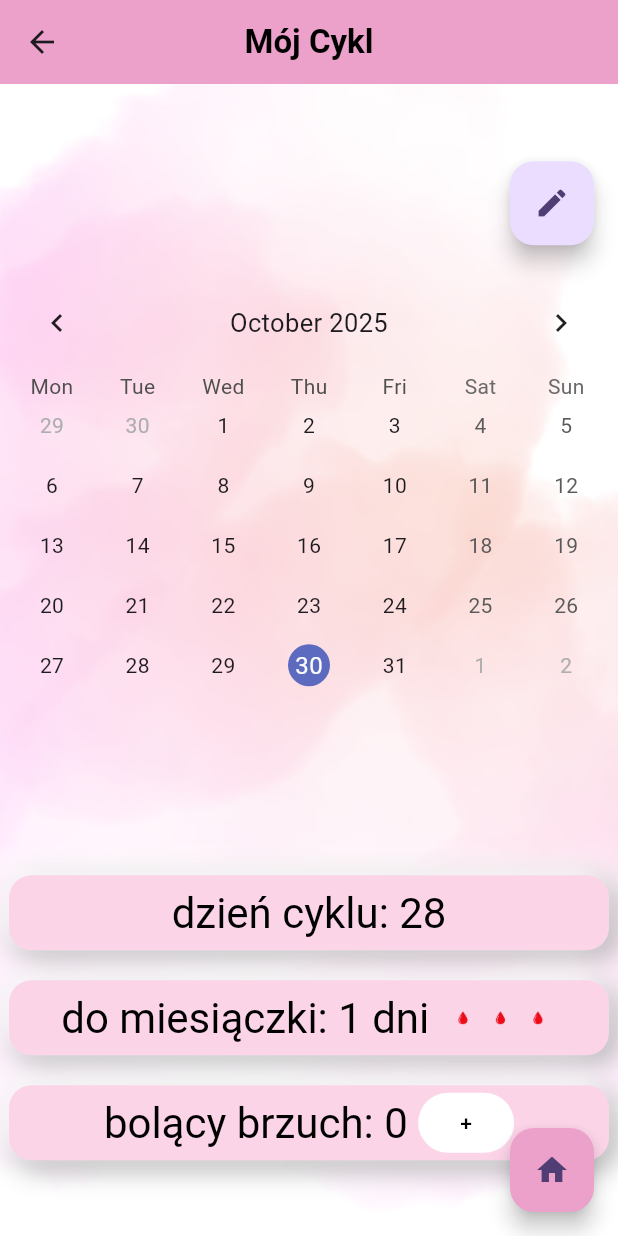
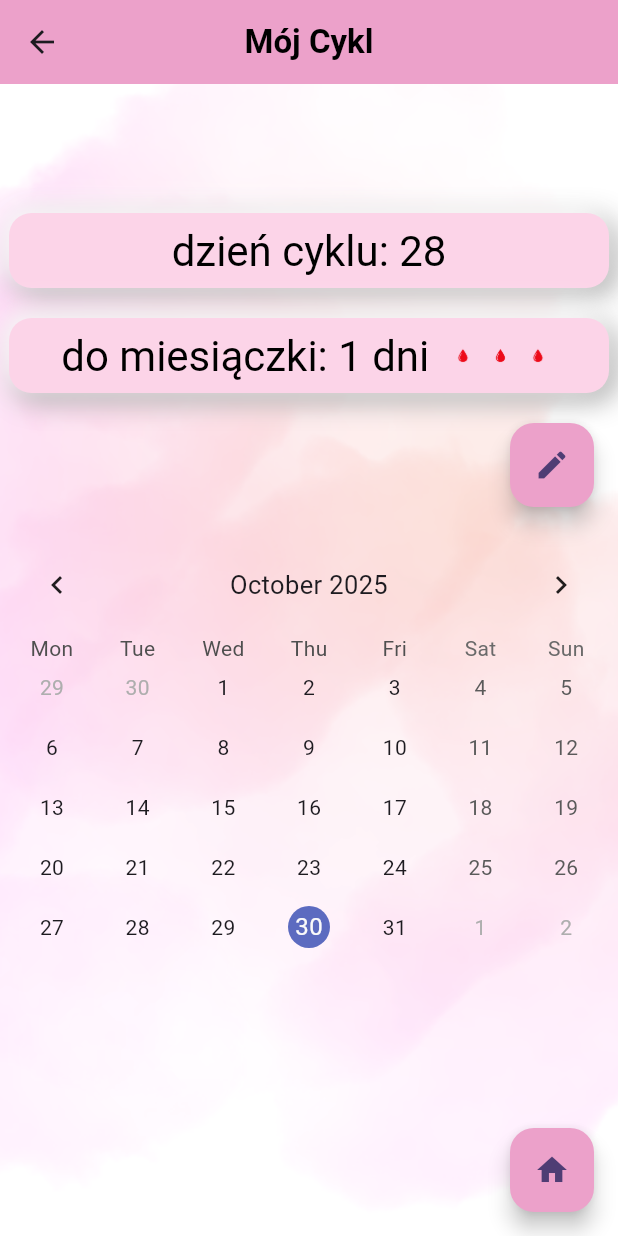
Before and after one commit to n-turowska/smartring_demo, a Flutter app: the Cykl screen opened by its route, on a phone screen of 412 x 824 dp. Run offline on Flutter 3.47's test engine with Material 3 defaults, Android fonts, the phone set to English and light mode, and no system bars; drawn by our look-alikes of table_calendar; our stand-ins replace fl_chart.

Commit message:
przelozenie containerow na gore i usuniecie bolacego brzucha

```diff
--- a/lib/ekrany/cykl.dart
+++ b/lib/ekrany/cykl.dart
@@ -17,10 +17,11 @@ class _CyklState extends State<Cykl> {
   //kolory
   final Kolor = const Color.fromARGB(255, 252, 212, 232);
   final Kolor_tekstu = Colors.black;
+  final Kolor_przycisku = Color.fromARGB(255, 236, 161, 202);
 
   //do kalendarza
-  DateTime dzisiaj = DateTime.now();
-  DateTime _kliknietyDzien =
+  late DateTime dzisiaj;
+  DateTime? _kliknietyDzien =
       DateTime.now(); // _ jest po to zeby nie dalo sie modiikowac tych zmiennych spoza klasy i deklarujemy od razu zeby nie byl null, jesli nie klikniemy w dzien na kalendarzu, a damy edit kalendarza
   //int get ilosc_dni_do_miesiaczki => _wybraneEventy.day - dzisiaj.day;
 
@@ -33,6 +34,7 @@ class _CyklState extends State<Cykl> {
   @override
   void initState() {
     super.initState();
+    dzisiaj = DateTime.now();
     _wybraneEventy = ValueNotifier(_wezEventyForDay(_kliknietyDzien!));
   }
 
@@ -75,13 +77,100 @@ class _CyklState extends State<Cykl> {
             'assets/tlo_tel_cykl.png',
             fit: BoxFit.cover,
           ),
+
           Column(
             spacing: 20.0,
             //scaffold ma jeden widget wiec column musi byc w stack
             mainAxisAlignment: MainAxisAlignment.center, //zeby bylo na srodku
             children: [
-              Padding(
-                padding: EdgeInsets.only(top: 1, right: 16),
+              Container(
+                height: 50,
+                width: 400,
+                decoration: BoxDecoration(
+                  borderRadius: BorderRadius.circular(
+                    15,
+                  ), //do zaokraglenia rogow
+                  color: Kolor, //kolor tla
+                  boxShadow: [
+                    //cienie
+                    BoxShadow(
+                      color: Colors.grey.shade500, //kolor cienia
+                      offset: Offset(4.0, 4.0), //przesunicie wzgledem kontenera
+                      blurRadius: 15.0, //rozmycie cienia
+                      spreadRadius: 1.0, //rozszerzenie cienia
+                    ),
+                    BoxShadow(
+                      color: Colors.white,
+                      offset: Offset(-4.0, -4.0),
+                      blurRadius: 15.0,
+                      spreadRadius: 1.0,
+                    ),
+                  ],
+                ),
+                //padding: EdgeInsets.all(20), //odleglosc tekstu od krawedzi
+                alignment: Alignment.center,
+                child: Text(
+                  'dzień cyklu: 28',
+                  style: Theme.of(
+                    context,
+                  ).textTheme.headlineMedium!.copyWith(color: Kolor_tekstu),
+                ),
+              ),
+              Container(
+                height: 50,
+                width: 400,
+                decoration: BoxDecoration(
+                  borderRadius: BorderRadius.circular(15),
+                  color: Kolor,
+                  boxShadow: [
+                    BoxShadow(
+                      color: Colors.grey.shade500,
+                      offset: Offset(4.0, 4.0),
+                      blurRadius: 15.0,
+                      spreadRadius: 1.0,
+                    ),
+                    BoxShadow(
+                      color: Colors.white,
+                      offset: Offset(-4.0, -4.0),
+                      blurRadius: 15.0,
+                      spreadRadius: 1.0,
+                    ),
+                  ],
+                ),
+                alignment: Alignment.center,
+
+                child: Row(
+                  mainAxisAlignment: MainAxisAlignment.center,
+                  children: [
+                    Text(
+                      'do miesiączki: $ilosc_dni_do_miesiaczki dni',
+                      style: Theme.of(
+                        context,
+                      ).textTheme.headlineMedium!.copyWith(color: Kolor_tekstu),
+                    ),
+                    const SizedBox(
+                      width: 10,
+                    ), //zeby byla przerwa miedzy tekstem a obrazkiem
+                    for (
+                      int i = 0;
+                      i < 4 - ilosc_dni_do_miesiaczki;
+                      i++
+                    ) //wyswietlenie kropelek obok napisu
+                      Image.asset(
+                        'assets/kropelka.jpg',
+                        width: 25,
+                        color: Kolor,
+                        colorBlendMode: BlendMode.multiply,
+                      ),
+                  ],
+                ),
+              ),
+
+              Positioned(
+                top: 0,
+                child: Padding(
+                  padding: EdgeInsets.only(top: 0, right: 16),
+
                   child: Row(
                     mainAxisAlignment: MainAxisAlignment.end,
                     children: [
@@ -99,7 +188,9 @@ class _CyklState extends State<Cykl> {
                                   padding: EdgeInsets.all(
                                     8,
                                   ), //dookola pola tekstowego przerwa 8 pikseli
-                                child: TextField(controller: _eventController),
+                                  child: TextField(
+                                    controller: _eventController,
+                                  ),
                                 ),
                                 actions: [
                                   ElevatedButton(
@@ -124,9 +215,11 @@ class _CyklState extends State<Cykl> {
                             },
                           );
                         },
+                        backgroundColor: Kolor_przycisku,
                         child: Icon(Icons.edit),
                       ),
                     ],
+                  ),
                 ),
               ),
 
@@ -236,7 +329,7 @@ class _CyklState extends State<Cykl> {
                   ),
                 ),
               ),
-              Container(
+              /*Container(
                 height: 50,
                 width: 400,
                 decoration: BoxDecoration(
@@ -268,8 +361,8 @@ class _CyklState extends State<Cykl> {
                     context,
                   ).textTheme.headlineMedium!.copyWith(color: Kolor_tekstu),
                 ),
-              ),
-              Container(
+              )*/
+              /*Container(
                 height: 50,
                 width: 400,
                 decoration: BoxDecoration(
@@ -317,8 +410,8 @@ class _CyklState extends State<Cykl> {
                       ),
                   ],
                 ),
-              ),
-              Container(
+              )*/
+              /*Container(
                 height: 50,
                 width: 400,
                 decoration: BoxDecoration(
@@ -359,7 +452,7 @@ class _CyklState extends State<Cykl> {
                     ),
                   ],
                 ),
-              ),
+              )*/
             ],
           ),
         ],
@@ -369,7 +462,7 @@ class _CyklState extends State<Cykl> {
         onPressed: () {
           Navigator.popAndPushNamed(context, '/glowny');
         },
-        backgroundColor: const Color.fromARGB(255, 236, 161, 202),
+        backgroundColor: Kolor_przycisku,
         child: const Icon(Icons.home),
       ),
     );
```
Lines whose indentation alone changed are shown as unchanged.
